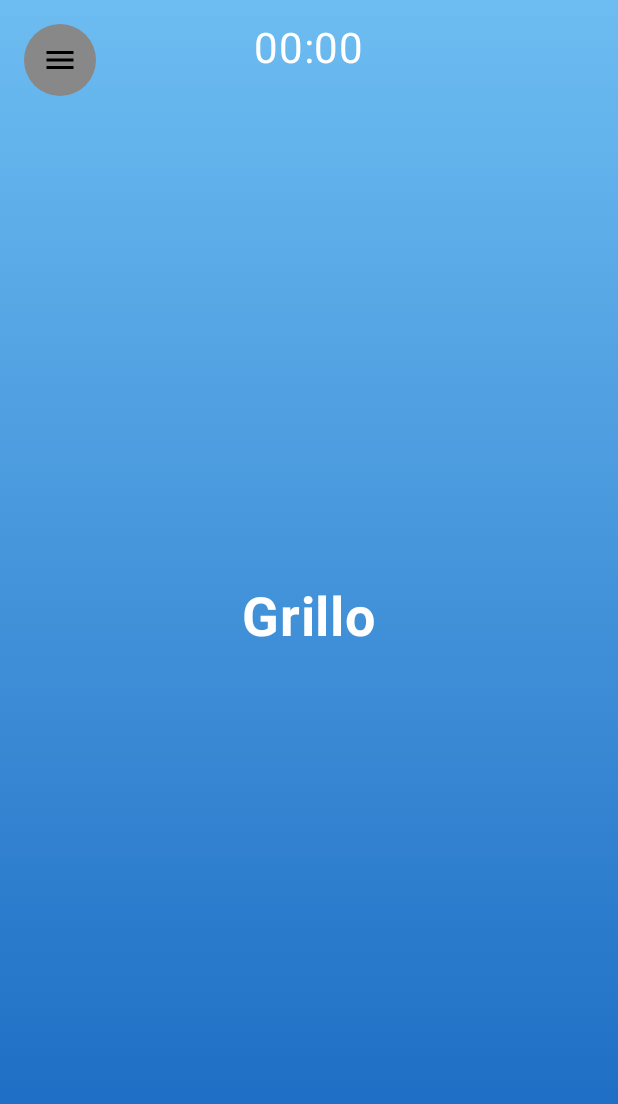
After one commit to Smontero03/Juego-Charadas, an Android app built with Jetpack Compose: the GameActivity screen opened directly, with no data from a screen before it, on a phone screen of 412 x 824 dp. The commit adds this screen. Shown: the top 1104 px of the screen. Run offline under Robolectric (Android 15) with nearby library versions, the phone set to English and light mode, and no system bars.

```diff
--- a/app/build.gradle.kts
+++ b/app/build.gradle.kts
@@ -54,6 +54,8 @@ dependencies {
     implementation(libs.androidx.ui.graphics)
     implementation("io.coil-kt:coil-compose:2.7.0")
     implementation("io.coil-kt:coil-gif:2.6.0")
+    implementation(libs.androidx.compose.foundation)
+    implementation(libs.androidx.navigation.compose)
     testImplementation(libs.junit)
     androidTestImplementation(libs.androidx.junit)
     androidTestImplementation(libs.androidx.espresso.core)
--- /dev/null
+++ b/app/src/main/java/com/example/charadas/GameActivity.kt
@@ -0,0 +1,112 @@
+package com.example.charadas
+
+import android.os.Bundle
+import androidx.activity.ComponentActivity
+import androidx.activity.compose.setContent
+import androidx.activity.enableEdgeToEdge
+import androidx.compose.foundation.background
+import androidx.compose.foundation.clickable
+import androidx.compose.foundation.layout.Box
+import androidx.compose.foundation.layout.Column
+import androidx.compose.foundation.layout.Spacer
+import androidx.compose.foundation.layout.fillMaxSize
+import androidx.compose.foundation.layout.height
+import androidx.compose.foundation.layout.padding
+import androidx.compose.foundation.shape.CircleShape
+import androidx.compose.foundation.shape.RoundedCornerShape
+import androidx.compose.material.icons.Icons
+import androidx.compose.material.icons.filled.Menu
+import androidx.compose.material3.Button
+import androidx.compose.material3.Icon
+import androidx.compose.material3.IconButton
+import androidx.compose.material3.Scaffold
+import androidx.compose.material3.Text
+import androidx.compose.material3.rememberTopAppBarState
+import androidx.compose.runtime.Composable
+import androidx.compose.runtime.getValue
+import androidx.compose.runtime.mutableStateOf
+import androidx.compose.runtime.remember
+import androidx.compose.runtime.setValue
+import androidx.compose.ui.Alignment
+import androidx.compose.ui.Modifier
+import androidx.compose.ui.graphics.Brush
+import androidx.compose.ui.graphics.Color
+import androidx.compose.ui.text.font.Font
+import androidx.compose.ui.text.font.FontWeight
+import androidx.compose.ui.tooling.preview.Preview
+import androidx.compose.ui.unit.dp
+import androidx.compose.ui.unit.sp
+import com.example.charadas.ui.theme.CharadasTheme
+
+class GameActivity : ComponentActivity() {
+    override fun onCreate(savedInstanceState: Bundle?) {
+        super.onCreate(savedInstanceState)
+        enableEdgeToEdge()
+        setContent {
+            CharadasTheme {
+                Scaffold(modifier = Modifier.fillMaxSize()) { innerPadding ->
+            Gameplay(modifier = Modifier.padding(innerPadding))
+                }
+            }
+        }
+    }
+}
+
+@Composable
+fun Gameplay(modifier: Modifier,onPauseClick:()-> Unit={},
+word:String="Grillo", time: String="00:00"
+){
+    var showPauseMenu by remember { mutableStateOf(false) }
+
+    Box(modifier=modifier.fillMaxSize()
+        .background(Brush.verticalGradient( colors = listOf(Color(0xFF6DBDF2), Color(0xFF1565C0))))
+        .padding(16.dp)
+    ){
+        IconButton(onPauseClick, modifier = Modifier
+            .align(Alignment.TopStart)
+            .background(color = Color.Gray,shape= CircleShape))
+        {
+            Icon(imageVector = Icons.Default.Menu, contentDescription = "Pausa", tint = Color.Black)
+
+        }
+
+        Text(text = time, fontSize = 28.sp, color = Color.White,modifier= Modifier.align(Alignment.TopCenter))
+        Text(text = word, fontSize = 36.sp, fontWeight = FontWeight.Bold, color = Color.White,modifier= Modifier.align(
+            Alignment.Center))
+    }
+
+    if (showPauseMenu){
+        Box(    modifier = Modifier
+            .fillMaxSize()
+            .background(Color(0xAA000000)) //
+            .clickable { } ){
+            Column(modifier= Modifier.align(Alignment.Center).background(Color.White, shape = RoundedCornerShape(16.dp))
+                .padding(24.dp), horizontalAlignment = Alignment.CenterHorizontally) {
+                Button(onClick = {showPauseMenu=false}) {
+                    Text("Reanudar")
+                }
+                Spacer(Modifier.height(8.dp))
+                Button(onClick = {}) {
+                    Text("Reiniciar")
+                }
+                Button(onClick = {}) {
+                    Text("Volver al menu")
+
+                }
+
+            }
+
+        }
+
+    }
+
+
+}
+
+@Preview(showBackground = true, widthDp = 700, heightDp = 320)
+@Composable
+fun GreetingPreview3() {
+    CharadasTheme {
+Gameplay(modifier = Modifier)
+    }
+}
--- a/app/src/main/java/com/example/charadas/RepositorioPalabras.kt
+++ b/app/src/main/java/com/example/charadas/RepositorioPalabras.kt
@@ -22,7 +22,7 @@ object RepositorioPalabras {
         "Alemania", "China", "India", "Perú", "Australia"
     )
 
-    val categoryNames = listOf("Animales", "Películas", "Artistas Musicales", "Países")
+    val categoryNames = listOf("Animales", "Peliculas", "ArtistasMusicales", "Paises")
 
     fun ObtenerPalabra(categoria: String):List<String>{
         return when(categoria){
--- a/app/src/main/res/values/strings.xml
+++ b/app/src/main/res/values/strings.xml
@@ -3,4 +3,5 @@
     <string name="title_activity_main">MainActivity</string>
     <string name="title_activity_game_mode">GameModeActivity</string>
     <string name="title_activity_rotate">RotateActivity</string>
+    <string name="title_activity_game">GameActivity</string>
 </resources>
--- a/gradle/libs.versions.toml
+++ b/gradle/libs.versions.toml
@@ -11,6 +11,8 @@ lifecycleRuntimeKtx = "2.9.4"
 activityCompose = "1.11.0"
 composeBom = "2024.09.00"
 uiGraphics = "1.9.3"
+foundation = "1.9.3"
+navigationCompose = "2.9.5"
 
 [libraries]
 androidx-core-ktx = { group = "androidx.core", name = "core-ktx", version.ref = "coreKtx" }
@@ -30,6 +32,8 @@ androidx-compose-ui-test-manifest = { group = "androidx.compose.ui", name = "ui-
 androidx-compose-ui-test-junit4 = { group = "androidx.compose.ui", name = "ui-test-junit4" }
 androidx-compose-material3 = { group = "androidx.compose.material3", name = "material3" }
 androidx-ui-graphics = { group = "androidx.compose.ui", name = "ui-graphics", version.ref = "uiGraphics" }
+androidx-compose-foundation = { group = "androidx.compose.foundation", name = "foundation", version.ref = "foundation" }
+androidx-navigation-compose = { group = "androidx.navigation", name = "navigation-compose", version.ref = "navigationCompose" }
 
 [plugins]
 android-application = { id = "com.android.application", version.ref = "agp" }
```
Also changed, not shown: app/src/main/AndroidManifest.xml (+10 -2 lines), app/src/main/java/com/example/charadas/GameModeActivity.kt (+60 -15 lines), app/src/main/java/com/example/charadas/MainActivity.kt (+56 -5 lines), app/src/main/java/com/example/charadas/RotateActivity.kt (+35 -6 lines).
